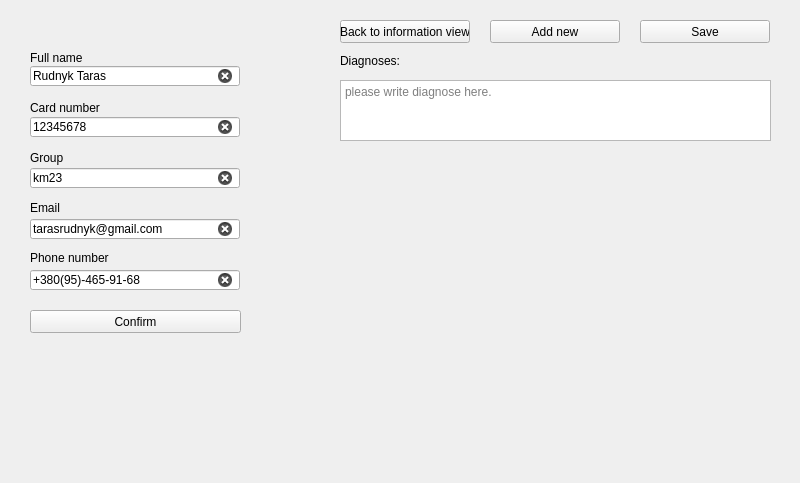
This is ui/admin3.ui in TarasRudnyk/Students_health_records as Qt 5 draws it before an edit. The edited form follows.
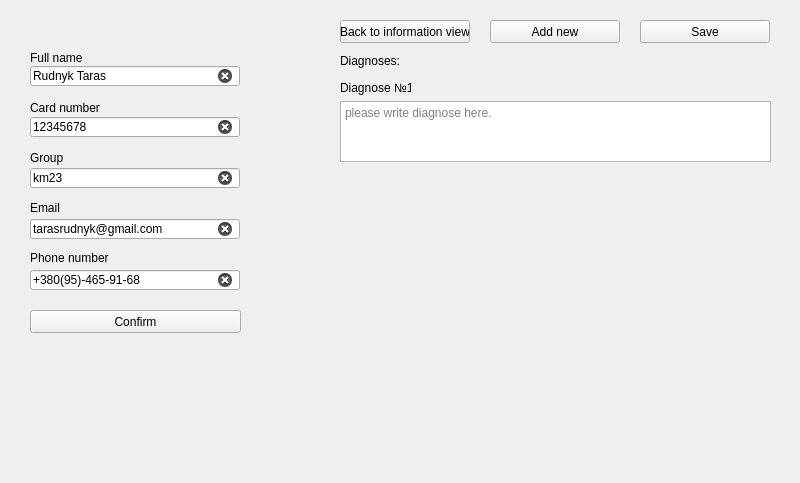
This is the edited form. Icons and pictures are not drawn.

Commit message: Changed admin edit user.

```diff
--- a/ui/admin3.ui
+++ b/ui/admin3.ui
@@ -72,7 +72,7 @@
    <property name="geometry">
     <rect>
      <x>340</x>
-     <y>80</y>
+     <y>101</y>
      <width>431</width>
      <height>61</height>
     </rect>
@@ -359,6 +359,19 @@
     <string>Confirm</string>
    </property>
   </widget>
+  <widget class="QLabel" name="diagnose_1_label">
+   <property name="geometry">
+    <rect>
+     <x>340</x>
+     <y>80</y>
+     <width>71</width>
+     <height>16</height>
+    </rect>
+   </property>
+   <property name="text">
+    <string>Diagnose №1:</string>
+   </property>
+  </widget>
  </widget>
  <resources/>
  <connections/>
```
The commit also changes 2 other files.
